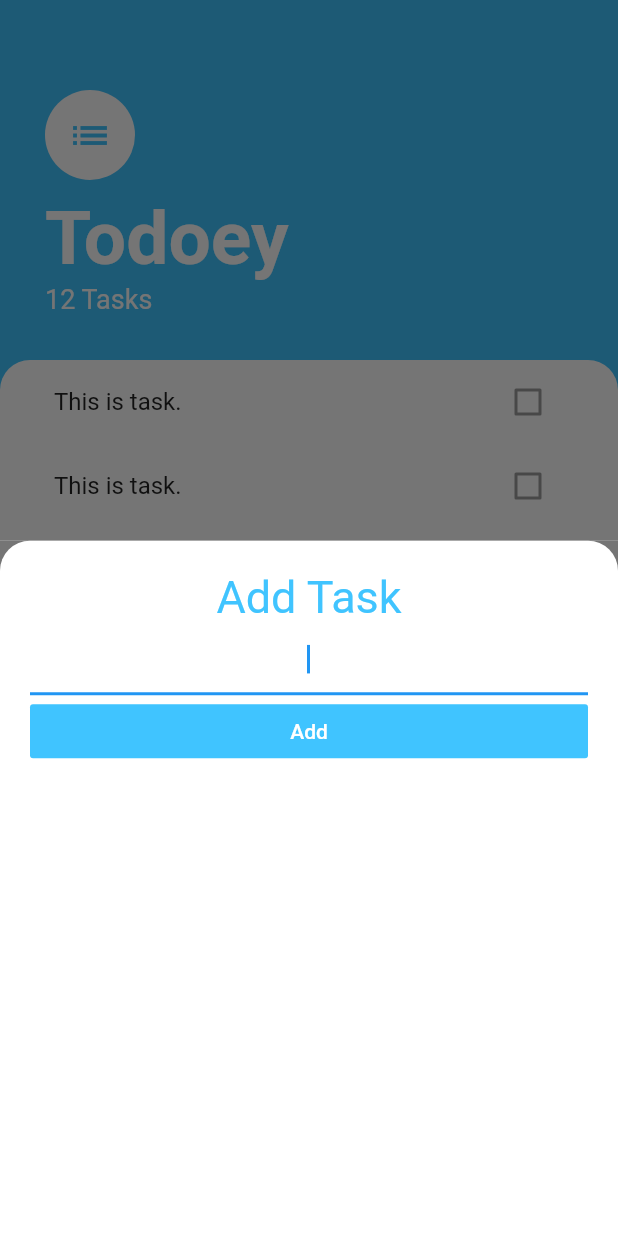
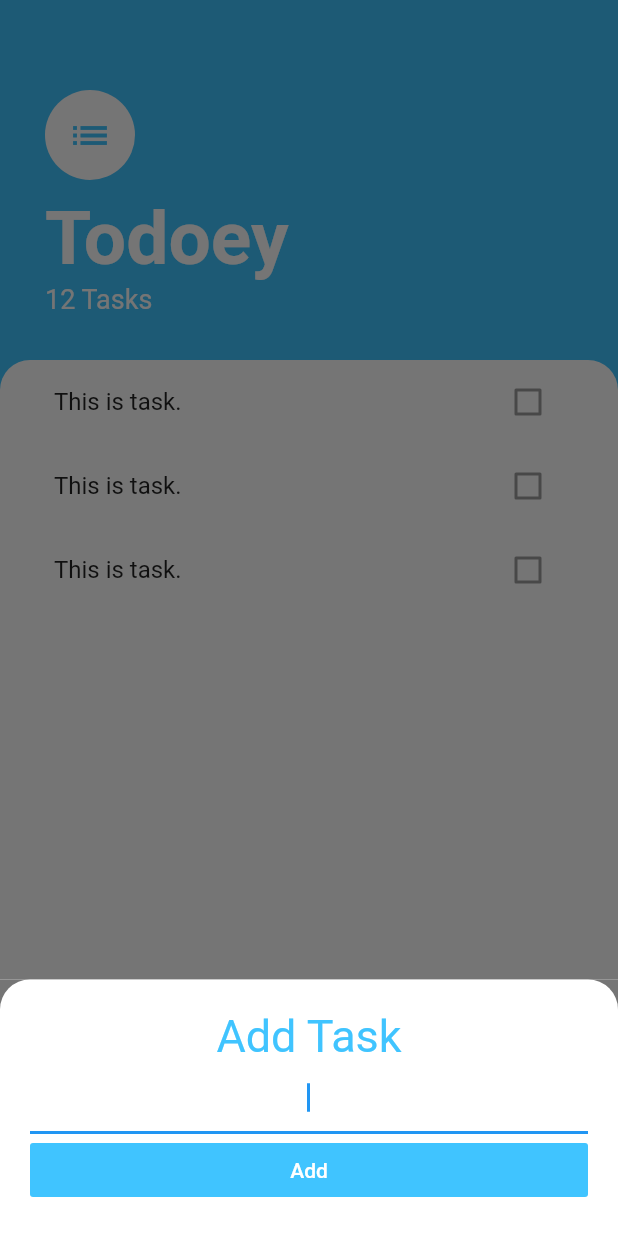
Before and after one commit to kostevg871/easy_task_flutter, a Flutter app: the screen it shows after launch, after a tap on the "add" icon, on a phone screen of 412 x 824 dp. Run offline on Flutter 3.47's test engine with Material 2 defaults, Android fonts, the phone set to English and light mode, and no system bars.

```diff
--- a/lib/screens/tasks_screen.dart
+++ b/lib/screens/tasks_screen.dart
@@ -4,7 +4,6 @@ import 'package:todo_app_flutter/widgets/tasks_list.dart';
 import 'add_task_screen.dart';
 
 class TasksScreen extends StatelessWidget {
-
   @override
   Widget build(BuildContext context) {
     return Scaffold(
@@ -13,7 +12,17 @@ class TasksScreen extends StatelessWidget {
         backgroundColor: Colors.lightBlueAccent,
         child: Icon(Icons.add),
         onPressed: () {
-          showModalBottomSheet(context: context, builder: (context) => AddTaskScreen());
+          showModalBottomSheet(
+            context: context,
+            isScrollControlled: true,
+            builder: (context) => SingleChildScrollView(
+              child: Container(
+                padding: EdgeInsets.only(
+                    bottom: MediaQuery.of(context).viewInsets.bottom),
+                child: AddTaskScreen(),
+              ),
+            ),
+          );
         },
       ),
       body: Column(
```
